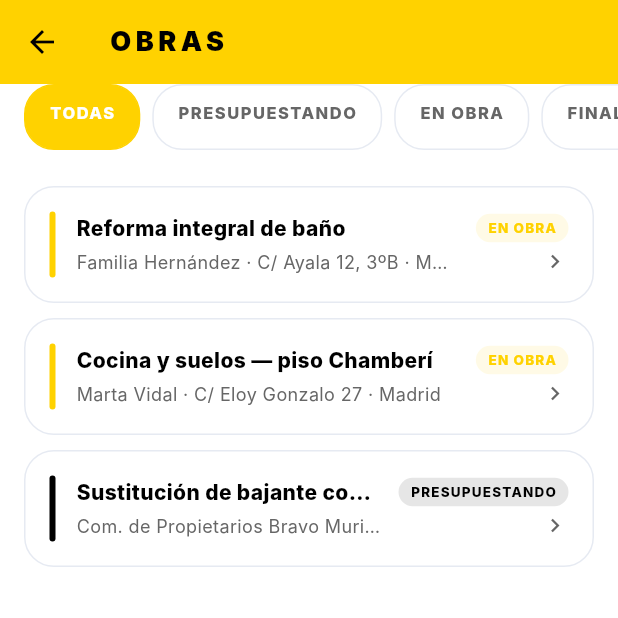
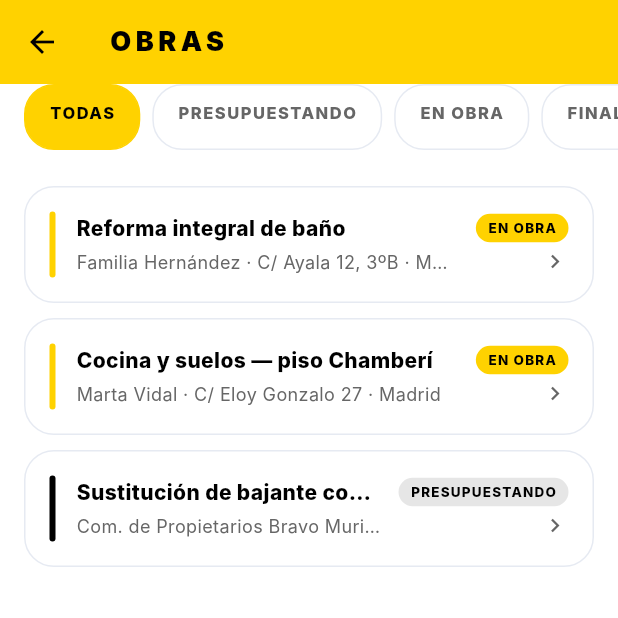
Before and after one commit to eduardovt99-code/Nexussolutions, a Flutter app: the ProjectsScreen screen opened directly, on a phone screen of 412 x 824 dp, the top half of it. Run offline on Flutter 3.47's test engine with Material 3 defaults, Android fonts, the phone set to English and light mode, and no system bars; our stand-ins replace shared_preferences; accounts and stored records are empty; Roboto replaces fonts that are missing (Inter).

Commit message:
Mejorar legibilidad del amarillo en las pestañas Obras y Finanzas.
Filtros y badges usan fondo amarillo con texto negro; EN CARTERA usa dorado legible.

Co-authored-by: Cursor <cursoragent@cursor.com>

```diff
--- a/lib/main.dart
+++ b/lib/main.dart
@@ -227,14 +227,14 @@ class _ProjectsScreenState extends State<ProjectsScreen> {
                           child: Container(
                             padding: const EdgeInsets.symmetric(horizontal: 16, vertical: 10),
                             decoration: BoxDecoration(
-                              color: selected ? AppTheme.deepCyan : AppTheme.surfaceLight,
+                              color: selected ? AppTheme.brandYellow : AppTheme.surfaceLight,
                               borderRadius: BorderRadius.circular(20),
-                              border: Border.all(color: selected ? AppTheme.deepCyan : _cardBorder),
+                              border: Border.all(color: selected ? AppTheme.brandYellow : _cardBorder),
                             ),
                             child: Text(
                               label,
                               style: TextStyle(
-                                color: selected ? Colors.white : AppTheme.textSecondary,
+                                color: selected ? AppTheme.brandBlack : AppTheme.textSecondary,
                                 fontSize: 11,
                                 fontWeight: FontWeight.w800,
                                 letterSpacing: 1,
@@ -329,12 +329,19 @@ class _ProjectsScreenState extends State<ProjectsScreen> {
                                             Container(
                                               padding: const EdgeInsets.symmetric(horizontal: 8, vertical: 3),
                                               decoration: BoxDecoration(
-                                                color: color.withValues(alpha: 0.10),
+                                                color: site.status == 'active'
+                                                    ? AppTheme.brandYellow
+                                                    : color.withValues(alpha: 0.10),
                                                 borderRadius: BorderRadius.circular(20),
                                               ),
                                               child: Text(
                                                 label,
-                                                style: TextStyle(color: color, fontSize: 9, fontWeight: FontWeight.w800, letterSpacing: 0.8),
+                                                style: TextStyle(
+                                                  color: site.status == 'active' ? AppTheme.brandBlack : color,
+                                                  fontSize: 9,
+                                                  fontWeight: FontWeight.w800,
+                                                  letterSpacing: 0.8,
+                                                ),
                                               ),
                                             ),
                                             const SizedBox(height: 4),
@@ -460,7 +467,7 @@ class _FinancesScreenState extends State<FinancesScreen> {
                         const SizedBox(width: 10),
                         _kpiTile('COBRADO', collected, AppTheme.successGreen),
                         const SizedBox(width: 10),
-                        _kpiTile('EN CARTERA', pipeline, AppTheme.deepPurple),
+                        _kpiTile('EN CARTERA', pipeline, AppTheme.brandYellowDark),
                       ],
                     ),
                     const SizedBox(height: 24),
@@ -535,12 +542,19 @@ class _FinancesScreenState extends State<FinancesScreen> {
                                   Container(
                                     padding: const EdgeInsets.symmetric(horizontal: 8, vertical: 3),
                                     decoration: BoxDecoration(
-                                      color: color.withValues(alpha: 0.10),
+                                      color: budget.status == 'approved'
+                                          ? AppTheme.brandYellow
+                                          : color.withValues(alpha: 0.10),
                                       borderRadius: BorderRadius.circular(6),
                                     ),
                                     child: Text(
                                       label,
-                                      style: TextStyle(color: color, fontSize: 9, fontWeight: FontWeight.w800, letterSpacing: 1),
+                                      style: TextStyle(
+                                        color: budget.status == 'approved' ? AppTheme.brandBlack : color,
+                                        fontSize: 9,
+                                        fontWeight: FontWeight.w800,
+                                        letterSpacing: 1,
+                                      ),
                                     ),
                                   ),
                                 ],
```
